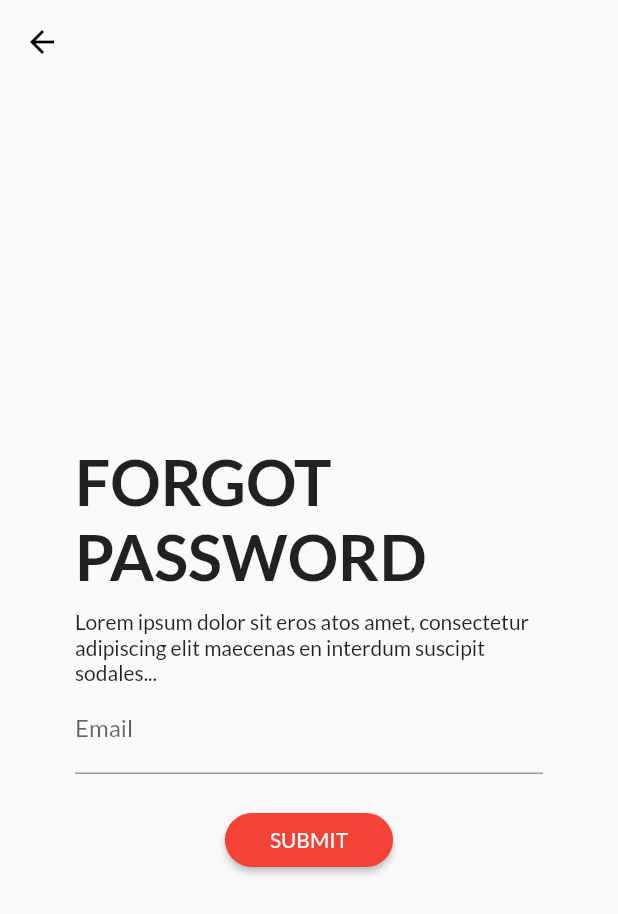
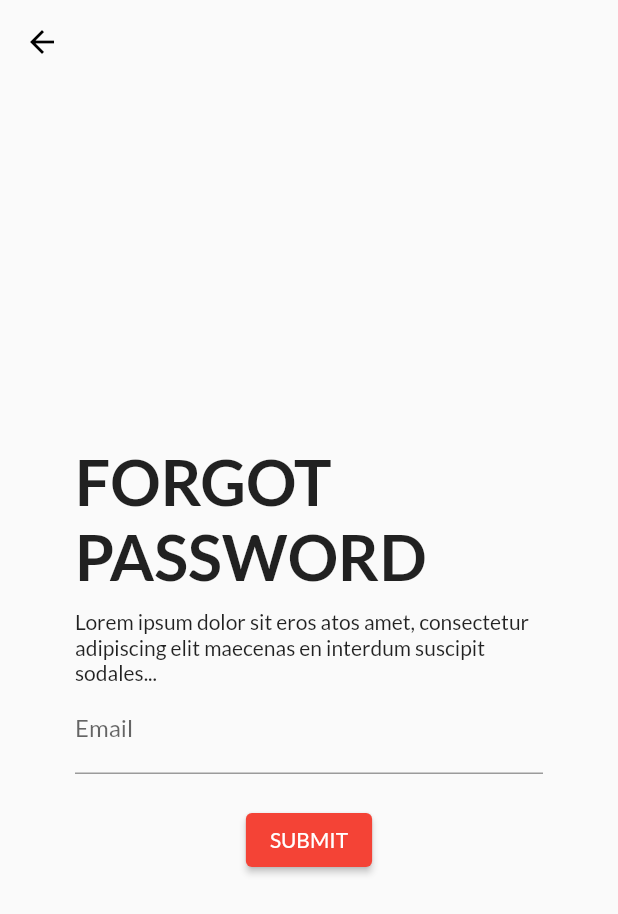
Before and after one commit to slo-amiculum/flutter_app, a Flutter app: the screen it shows after launch, after a tap on "LOGIN", after a tap on "Forgot Password", on a phone screen of 412 x 824 dp. Shown: the top 914 px of the screen. Run offline on Flutter 3.47's test engine with Material 2 defaults, Android fonts, the phone set to English and light mode, and no system bars; our stand-ins replace shared_preferences.

Commit message:
Updated widgets that are deprecated

```diff
--- a/lib/main.dart
+++ b/lib/main.dart
@@ -1,5 +1,3 @@
-// ignore_for_file: deprecated_member_use
-
 import 'package:flutter/material.dart';
 import 'package:provider/provider.dart';
 
@@ -31,7 +29,7 @@ class MyApp extends StatelessWidget {
           title: 'Shingrix',
           theme: ThemeData(
             primarySwatch: Colors.red,
-            accentColor: Colors.red[400],
+            accentColor: Colors.red[300],
             fontFamily: 'Lato',
             pageTransitionsTheme: PageTransitionsTheme(
               builders: {
@@ -72,25 +70,6 @@ class SplashScreen extends StatefulWidget {
 }
 
 class _SplashScreenState extends State<SplashScreen> {
-  // @override
-  // void initState() {
-  //   super.initState();
-  //   _jumpToPage();
-  // }
-
-  // Future<void> _jumpToPage() async {
-  //   await Future.delayed(Duration(milliseconds: 3000), () {});
-  //   var isLogin = Provider.of<Auth>(context, listen: false).isAuth;
-
-  //   if (!isLogin) {
-  //     Navigator.of(context).pushReplacementNamed(AuthScreen.routeName);
-  //     print(isLogin);
-  //   } else {
-  //     Navigator.of(context).pushReplacementNamed(DashBoardScreen.routeName);
-  //     print(isLogin);
-  //   }
-  // }
-
   @override
   Widget build(BuildContext context) {
     return Scaffold(
--- a/lib/providers/auth.dart
+++ b/lib/providers/auth.dart
@@ -1,4 +1,3 @@
-// ignore_for_file: unnecessary_null_comparison
 import 'dart:convert';
 import 'dart:async';
 
--- a/lib/screens/auth_screen.dart
+++ b/lib/screens/auth_screen.dart
@@ -1,5 +1,3 @@
-// ignore_for_file: deprecated_member_use, avoid_print
-
 import 'package:flutter/material.dart';
 import 'package:provider/provider.dart';
 
@@ -80,7 +78,7 @@ class _AuthCardState extends State<AuthCard>
         title: Text('An Error Occurred!'),
         content: Text(message),
         actions: <Widget>[
-          FlatButton(
+          TextButton(
             child: Text('Okay'),
             onPressed: () {
               Navigator.of(ctx).pop();
@@ -178,27 +176,30 @@ class _AuthCardState extends State<AuthCard>
                 if (_isLoading)
                   CircularProgressIndicator()
                 else
-                  RaisedButton(
+                  ElevatedButton(
                     child: Text('LOGIN'),
                     onPressed: _submit,
-                    shape: RoundedRectangleBorder(
-                      borderRadius: BorderRadius.circular(30),
-                    ),
-                    padding:
-                        EdgeInsets.symmetric(horizontal: 30.0, vertical: 8.0),
-                    color: Theme.of(context).primaryColor,
-                    textColor: Theme.of(context).primaryTextTheme.button!.color,
+                    // style: ButtonStyle(
+
+                    // ),
+                    // shape: RoundedRectangleBorder(
+                    //   borderRadius: BorderRadius.circular(30),
+                    // ),
+                    // padding:
+                    //     EdgeInsets.symmetric(horizontal: 30.0, vertical: 8.0),
+                    // color: Theme.of(context).primaryColor,
+                    // textColor: Theme.of(context).primaryTextTheme.button!.color,
                   ),
-                FlatButton(
+                TextButton(
                   child: Text('Forgot Password'),
                   // onPressed: _switchAuthMode,
                   onPressed: () {
                     Navigator.of(context)
                         .pushNamed(ForgotPasswordScreen.routeName);
                   },
-                  padding: EdgeInsets.symmetric(horizontal: 30.0, vertical: 4),
-                  materialTapTargetSize: MaterialTapTargetSize.shrinkWrap,
-                  textColor: Theme.of(context).primaryColor,
+                  // padding: EdgeInsets.symmetric(horizontal: 30.0, vertical: 4),
+                  // materialTapTargetSize: MaterialTapTargetSize.shrinkWrap,
+                  // textColor: Theme.of(context).primaryColor,
                 ),
               ],
             ),
--- a/lib/screens/dashboard_screen.dart
+++ b/lib/screens/dashboard_screen.dart
@@ -1,5 +1,3 @@
-// ignore_for_file: deprecated_member_use
-
 import 'package:flutter/material.dart';
 import 'package:provider/provider.dart';
 
@@ -24,7 +22,7 @@ class DashBoardScreen extends StatelessWidget {
           builder: (ctx, auth, _) => Column(
             children: <Widget>[
               const Text('Dashboard Screen Here!'),
-              FlatButton(
+              TextButton(
                 child: const Text('Logout'),
                 onPressed: () {
                   Navigator.of(context).pushReplacementNamed('/');
--- a/lib/screens/forgotpass_screen.dart
+++ b/lib/screens/forgotpass_screen.dart
@@ -53,8 +53,7 @@ class _ForgotPassState extends State<ForgotPass>
         title: const Text('An Error Occurred!'),
         content: Text(message),
         actions: <Widget>[
-          // ignore: deprecated_member_use
-          FlatButton(
+          TextButton(
             child: const Text('Okay'),
             onPressed: () {
               Navigator.of(ctx).pop();
@@ -84,8 +83,7 @@ class _ForgotPassState extends State<ForgotPass>
           'PASSWORD_RESET',
         );
 
-        // ignore: deprecated_member_use
-        Scaffold.of(context).showSnackBar(
+        ScaffoldMessenger.of(context).showSnackBar(
           const SnackBar(
             content: Text(
               'A password reset request has been initiated for this account...',
@@ -160,17 +158,16 @@ class _ForgotPassState extends State<ForgotPass>
                 if (_isLoading)
                   const CircularProgressIndicator()
                 else
-                  // ignore: deprecated_member_use
-                  RaisedButton(
+                  ElevatedButton(
                     child: const Text('SUBMIT'),
                     onPressed: _submit,
-                    shape: RoundedRectangleBorder(
-                      borderRadius: BorderRadius.circular(30),
-                    ),
-                    padding: const EdgeInsets.symmetric(
-                        horizontal: 30.0, vertical: 8.0),
-                    color: Theme.of(context).primaryColor,
-                    textColor: Theme.of(context).primaryTextTheme.button!.color,
+                    // shape: RoundedRectangleBorder(
+                    //   borderRadius: BorderRadius.circular(30),
+                    // ),
+                    // padding: const EdgeInsets.symmetric(
+                    //     horizontal: 30.0, vertical: 8.0),
+                    // color: Theme.of(context).primaryColor,
+                    // textColor: Theme.of(context).primaryTextTheme.button!.color,
                   ),
               ],
             ),
```
